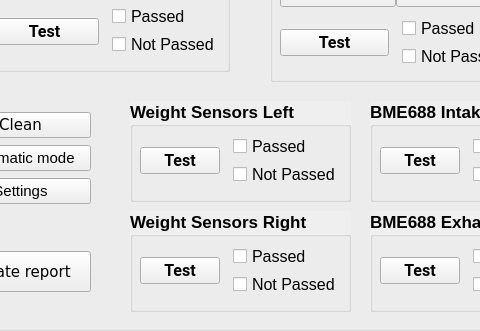
Old version of the form Screens/VcDvtTestTools_manual_mode.ui in the repository aenapple/VcDvtTestTools; both pictures show x 100 to 580 and y 389 to 720 of the 1280 by 720 pixel window.
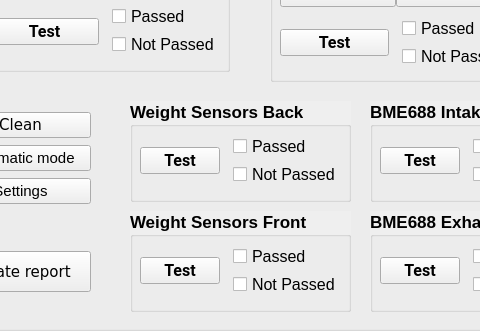
New version of the form.

Commit message: Updated Weight Sensors

What changed in the file:
```diff
--- a/Screens/VcDvtTestTools_manual_mode.ui
+++ b/Screens/VcDvtTestTools_manual_mode.ui
@@ -2734,7 +2734,7 @@
      <bool>true</bool>
     </property>
     <property name="title">
-     <string>Weight Sensors Left</string>
+     <string>Weight Sensors Back</string>
     </property>
     <property name="flat">
      <bool>false</bool>
@@ -2863,7 +2863,7 @@
      <bool>true</bool>
     </property>
     <property name="title">
-     <string>Weight Sensors Right</string>
+     <string>Weight Sensors Front</string>
     </property>
     <property name="flat">
      <bool>false</bool>
```
Left out of the diff: 16 changed lines with no effect on the pictures. The commit also changes 7 other files.
